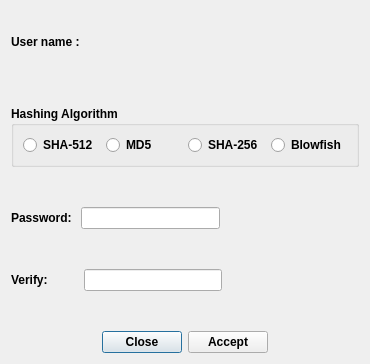
The window that ui/HashingAlgorithm.ui (xen0vas/UserManager) describes before a commit, drawn with Qt 5.
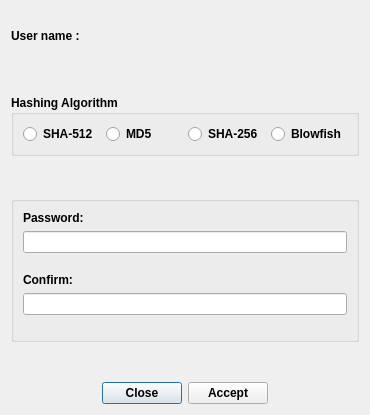
The same window after the commit. Icons and pictures are not drawn.

The edit to the form file:
```diff
--- a/ui/HashingAlgorithm.ui
+++ b/ui/HashingAlgorithm.ui
@@ -6,8 +6,8 @@
    <rect>
     <x>0</x>
     <y>0</y>
-    <width>363</width>
-    <height>364</height>
+    <width>366</width>
+    <height>415</height>
    </rect>
   </property>
   <property name="font">
@@ -19,7 +19,7 @@
   <property name="windowTitle">
    <string>Setup Password</string>
   </property>
-  <layout class="QVBoxLayout" name="verticalLayout">
+  <layout class="QVBoxLayout" name="verticalLayout_2">
    <item>
     <layout class="QHBoxLayout" name="horizontalLayout_5">
      <item>
@@ -162,7 +162,11 @@
     </spacer>
    </item>
    <item>
-    <layout class="QHBoxLayout" name="horizontalLayout_3">
+    <widget class="QGroupBox" name="groupBox_2">
+     <property name="title">
+      <string/>
+     </property>
+     <layout class="QVBoxLayout" name="verticalLayout">
      <item>
       <widget class="QLabel" name="label_2">
        <property name="text">
@@ -174,21 +178,6 @@
       <widget class="QLineEdit" name="pass"/>
      </item>
      <item>
-      <spacer name="horizontalSpacer_2">
-       <property name="orientation">
-        <enum>Qt::Horizontal</enum>
-       </property>
-       <property name="sizeHint" stdset="0">
-        <size>
-         <width>40</width>
-         <height>20</height>
-        </size>
-       </property>
-      </spacer>
-     </item>
-    </layout>
-   </item>
-   <item>
     <spacer name="verticalSpacer_12">
      <property name="orientation">
       <enum>Qt::Vertical</enum>
@@ -198,18 +187,16 @@
      </property>
      <property name="sizeHint" stdset="0">
       <size>
-       <width>348</width>
-       <height>34</height>
+          <width>321</width>
+          <height>14</height>
       </size>
      </property>
     </spacer>
    </item>
    <item>
-    <layout class="QHBoxLayout" name="horizontalLayout_2">
-     <item>
-      <widget class="QLabel" name="label">
+       <widget class="QLabel" name="label_3">
        <property name="text">
-        <string>Verify:         </string>
+         <string>Confirm: </string>
        </property>
       </widget>
      </item>
@@ -217,19 +204,23 @@
       <widget class="QLineEdit" name="pass2"/>
      </item>
      <item>
-      <spacer name="horizontalSpacer">
+       <spacer name="verticalSpacer_14">
        <property name="orientation">
-        <enum>Qt::Horizontal</enum>
+         <enum>Qt::Vertical</enum>
+        </property>
+        <property name="sizeType">
+         <enum>QSizePolicy::Preferred</enum>
        </property>
        <property name="sizeHint" stdset="0">
         <size>
-         <width>40</width>
-         <height>20</height>
+          <width>321</width>
+          <height>15</height>
         </size>
        </property>
       </spacer>
      </item>
     </layout>
+    </widget>
    </item>
    <item>
     <spacer name="verticalSpacer_11">
```
Left out of the diff: 8 changed lines with no effect on the pictures. Lines whose indentation alone changed are shown as unchanged.
